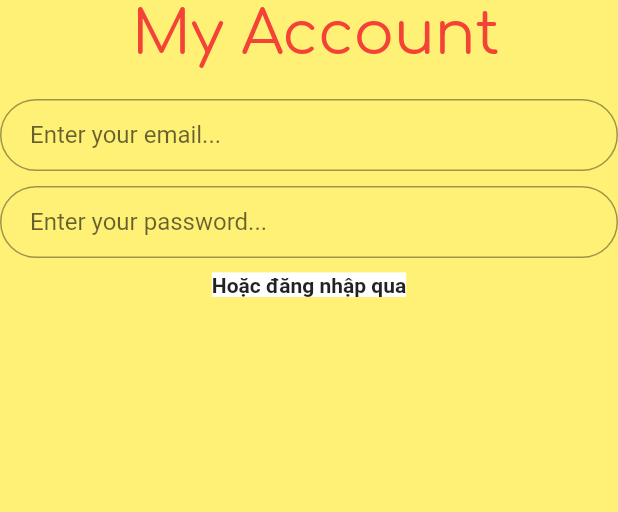
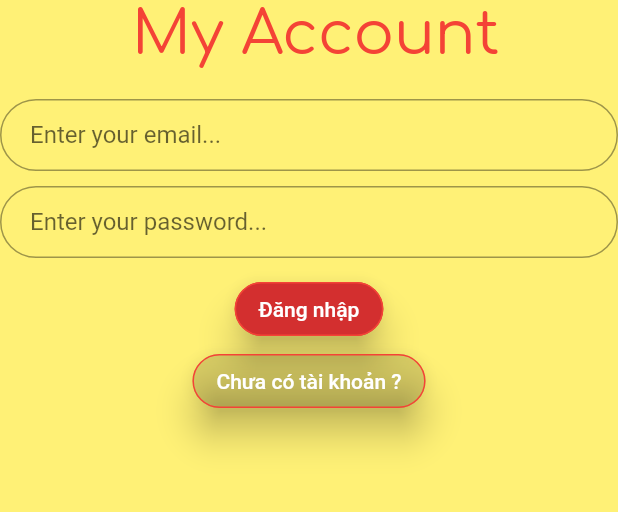
Before and after one commit to NguyenTanDung2001/LTDD, a Flutter app: the screen it shows after launch, on a phone screen of 412 x 824 dp, the part 402-914 px from its top. Run offline on Flutter 3.47's test engine with Material 2 defaults, Android fonts, the phone set to English and light mode, and no system bars.

Commit message:
Xong form dang nhap

```diff
--- a/lib/dk_dn/dangnhap.dart
+++ b/lib/dk_dn/dangnhap.dart
@@ -1,3 +1,5 @@
+// ignore_for_file: deprecated_member_use
+
 import 'package:flutter/material.dart';
 
 const image_bg = AssetImage("images/image.jpg");
@@ -97,15 +99,45 @@ class MyApp extends StatelessWidget {
       decoration: InputDecoration(
         hintText: 'Enter your password...',
         contentPadding: const EdgeInsets.fromLTRB(20.0, 10.0, 20.0, 10.0),
-        border: OutlineInputBorder(borderRadius: BorderRadius.circular(32.0)),
+        border: OutlineInputBorder(
+          borderRadius: BorderRadius.circular(32.0),
+        ),
       ),
+    );
+
+    Widget loginButton = RaisedButton(
+      shape: RoundedRectangleBorder(
+          borderRadius: BorderRadius.circular(30.0),
+          side: const BorderSide(color: Colors.red)),
+      child: const Text('Đăng nhập'),
+      textColor: Colors.white,
+      color: Theme.of(context).errorColor,
+      elevation: 10.0,
+      splashColor: Colors.blueGrey,
+      onPressed: () {
+        // Perform some action
+      },
+    );
+
+    Widget registerButton = RaisedButton(
+      shape: RoundedRectangleBorder(
+          borderRadius: BorderRadius.circular(30.0),
+          side: const BorderSide(color: Colors.red)),
+      child: const Text('Chưa có tài khoản ?'),
+      textColor: Colors.white,
+      color: Theme.of(context).focusColor,
+      elevation: 10.0,
+      splashColor: Colors.blueGrey,
+      onPressed: () {
+        // Perform some action
+      },
     );
 
     precacheImage(image_bg, context);
     return MaterialApp(
       title: 'Bài tập 1',
       home: Scaffold(
-        backgroundColor: Colors.yellow[300], //,
+        backgroundColor: Colors.yellow[300],
         body: ListView(
           children: [
             buttonSection,
@@ -122,13 +154,15 @@ class MyApp extends StatelessWidget {
                 const SizedBox(height: 10.0),
                 password,
                 const SizedBox(height: 10.0),
-                const Text(
-                  'Hoặc đăng nhập qua',
-                  style: TextStyle(
-                    fontWeight: FontWeight.bold,
-                    backgroundColor: Colors.white,
-                  ),
-                ),
+                loginButton,
+                registerButton,
+                const SizedBox(height: 10.0),
+                // const Text(
+                //   'Hoặc đăng nhập qua',
+                //   style: TextStyle(
+                //     fontWeight: FontWeight.bold,
+                //   ),
+                // ),
               ],
             ),
           ],
```
